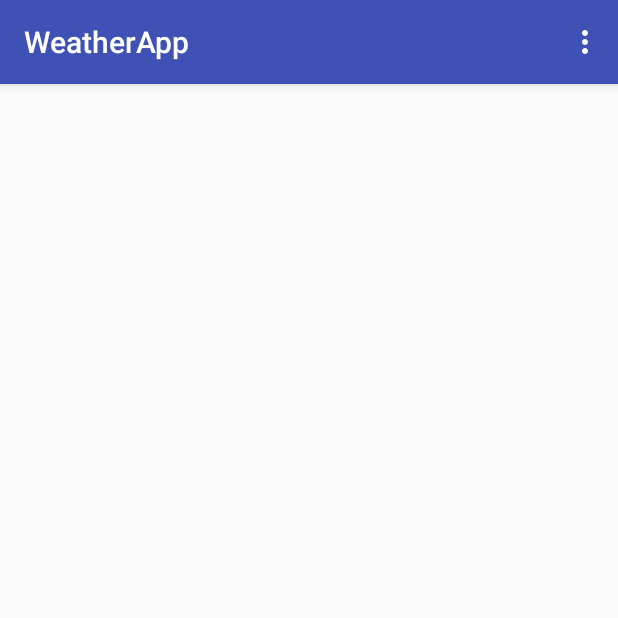
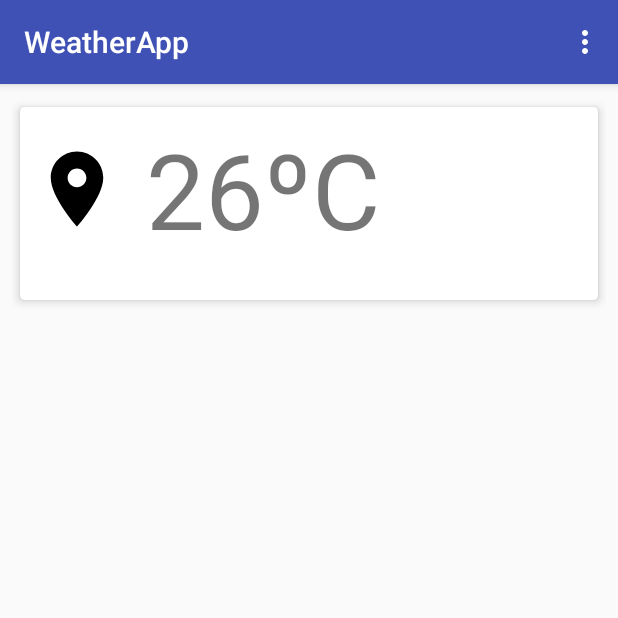
Before and after one commit to rodolfoggp/weather-app, an Android app: the screen it shows after launch (WeekForecastActivity), on a phone screen of 412 x 824 dp, the top half of it. Run offline under Robolectric (Android 15) with nearby library versions, the phone set to English and light mode, and no system bars.

Commit message:
Retrieving icons from openweather succesfully

```diff
--- a/app/build.gradle
+++ b/app/build.gradle
@@ -32,5 +32,7 @@ dependencies {
     compile 'com.google.android.gms:play-services-location:10.2.6'
     compile 'com.android.support:preference-v7:25.3.1'
     compile 'com.android.support:preference-v14:25.3.1'
+    compile 'com.android.support:cardview-v7:25.3.1'
+    compile 'com.squareup.picasso:picasso:2.5.2'
     testCompile 'junit:junit:4.12'
 }
--- a/app/src/main/java/rodolfogusson/weatherapp/WeekForecastActivity.java
+++ b/app/src/main/java/rodolfogusson/weatherapp/WeekForecastActivity.java
@@ -3,6 +3,7 @@ package rodolfogusson.weatherapp;
 import android.content.DialogInterface;
 import android.content.Intent;
 import android.content.SharedPreferences;
+import android.graphics.BitmapFactory;
 import android.os.Bundle;
 import android.support.design.widget.Snackbar;
 import android.support.v7.app.AlertDialog;
@@ -11,6 +12,7 @@ import android.support.v7.preference.PreferenceManager;
 import android.support.v7.widget.Toolbar;
 import android.view.Menu;
 import android.view.MenuItem;
+import android.widget.ImageView;
 import android.widget.TextView;
 
 import java.util.List;
@@ -25,6 +27,7 @@ public class WeekForecastActivity extends AppCompatActivity implements WeatherRe
 
     CityWeather cityWeather;
     TextView city_tv, descr_tv, temp_tv;
+    ImageView weather_today_img;
     SharedPreferences prefs;
     boolean isFirstRun;
     boolean gettingResultsFromActivity = false;
@@ -39,9 +42,10 @@ public class WeekForecastActivity extends AppCompatActivity implements WeatherRe
         Toolbar toolbar = (Toolbar) findViewById(R.id.toolbar);
         setSupportActionBar(toolbar);
 
-        city_tv = (TextView) findViewById(R.id.city_text);
-        descr_tv = (TextView) findViewById(R.id.description);
-        temp_tv = (TextView) findViewById(R.id.tempNow);
+        /*city_tv = (TextView) findViewById(R.id.city_text);
+        descr_tv = (TextView) findViewById(R.id.description);*/
+        temp_tv = (TextView) findViewById(R.id.temp_now);
+        weather_today_img = (ImageView) findViewById(R.id.weather_today_img);
         prefs = PreferenceManager.getDefaultSharedPreferences(this);
         isFirstRun = prefs.getBoolean(getString(R.string.key_is_first_run), true);
     }
@@ -114,11 +118,12 @@ public class WeekForecastActivity extends AppCompatActivity implements WeatherRe
     private void fillData(){
         if(cityWeather!=null && !cityWeather.getWeatherList().isEmpty()){
             Weather weather = cityWeather.getWeatherAt(0);
-            city_tv.setText(cityWeather.getLocation().getCity());
-            descr_tv.setText(weather.getCurrentCondition().getDescription());
+            /*city_tv.setText(cityWeather.getLocation().getCity());
+            descr_tv.setText(weather.getCurrentCondition().getDescription());*/
             LayoutUtils utils = LayoutUtils.getInstance().init(this);
             Integer temp = utils.getConvertedTemperature(weather.getTemperature().getTempNow());
             temp_tv.setText(String.valueOf(temp));
+            weather_today_img.setImageBitmap(weather.getIcon());
         }
     }
 
--- a/app/src/main/java/rodolfogusson/weatherapp/communication/JSONWeatherParser.java
+++ b/app/src/main/java/rodolfogusson/weatherapp/communication/JSONWeatherParser.java
@@ -44,6 +44,7 @@ public class JSONWeatherParser extends JSONParser{
             weatherToday.getCurrentCondition().setWeatherId(getInt("id",jWeatherToday));
             weatherToday.getCurrentCondition().setCondition(getString("main",jWeatherToday));
             weatherToday.getCurrentCondition().setDescription(getString("description",jWeatherToday));
+            weatherToday.getCurrentCondition().setIconCode(getString("icon",jWeatherToday));
 
             //getting temperature, pressure and humidity for today:
             JSONObject jMain = getObject("main", jNow);
@@ -96,8 +97,7 @@ public class JSONWeatherParser extends JSONParser{
                 currentCondition.setCondition(getString("main",jWeather));
                 currentCondition.setDescription(getString("description",jWeather));
                 currentCondition.setWeatherId(getInt("id",jWeather));
-                //todo:
-                //set icon
+                currentCondition.setIconCode(getString("icon",jWeatherToday));
 
                 cityWeather.addWeather(weather);
             }
--- a/app/src/main/res/layout/activity_searcheable.xml
+++ b/app/src/main/res/layout/activity_search.xml
@@ -13,8 +13,9 @@
         <ImageView
             android:layout_width="wrap_content"
             android:layout_height="wrap_content"
-            android:layout_marginEnd="8dp"
             android:layout_gravity="center"
+            android:layout_marginEnd="4dp"
+            android:layout_marginStart="4dp"
             android:src="@drawable/ic_location"/>
         <include android:id="@+id/auto_location"
             layout="@layout/simple_search_item"/>
--- a/app/src/main/res/layout/activity_week_forecast.xml
+++ b/app/src/main/res/layout/activity_week_forecast.xml
@@ -2,6 +2,7 @@
 <android.support.design.widget.CoordinatorLayout xmlns:android="http://schemas.android.com/apk/res/android"
     xmlns:app="http://schemas.android.com/apk/res-auto"
     xmlns:tools="http://schemas.android.com/tools"
+    xmlns:card_view="http://schemas.android.com/apk/res-auto"
     android:id="@+id/coordinator_layout"
     android:layout_width="match_parent"
     android:layout_height="match_parent">
@@ -9,8 +10,8 @@
     <LinearLayout
         android:layout_width="match_parent"
         android:layout_height="match_parent"
-        tools:context="rodolfogusson.weatherapp.WeekForecastActivity"
-        android:orientation="vertical">
+        android:orientation="vertical"
+        tools:context="rodolfogusson.weatherapp.WeekForecastActivity">
 
         <android.support.design.widget.AppBarLayout
             android:layout_width="match_parent"
@@ -26,7 +27,82 @@
 
         </android.support.design.widget.AppBarLayout>
 
+        <LinearLayout
+            android:id="@+id/outer_frame"
+            android:layout_width="match_parent"
+            android:layout_height="match_parent"
+            android:orientation="vertical"
+            android:padding="8dp">
+
+            <android.support.v7.widget.CardView
+                android:layout_width="match_parent"
+                android:layout_height="wrap_content"
+                card_view:cardUseCompatPadding="true"
+                card_view:cardElevation="4dp"
+                card_view:cardCornerRadius="3dp">
+
+                <LinearLayout
+                    android:layout_width="match_parent"
+                    android:layout_height="match_parent"
+                    android:orientation="vertical"
+                    android:padding="8dp">
+
+                    <!--Temperature Now / High and Low Block-->
+                    <LinearLayout
+                        android:layout_width="match_parent"
+                        android:layout_height="wrap_content"
+                        android:orientation="horizontal">
+
+                        <ImageView
+                            android:id="@+id/weather_today_img"
+                            android:layout_width="60dp"
+                            android:layout_height="60dp"
+                            android:src="@drawable/ic_location"
+                            android:layout_gravity="center"/>
+
                         <TextView
+                            android:id="@+id/temp_now"
+                            android:layout_width="wrap_content"
+                            android:layout_height="wrap_content"
+                            android:textSize="70sp"
+                            android:paddingStart="16dp"
+
+                            android:text="26ºC"/>
+
+                        <!--<LinearLayout
+                            android:layout_width="match_parent"
+                            android:layout_height="match_parent"
+                            android:orientation="vertical"
+                            android:gravity="left|center"
+                            android:layout_marginEnd="16dp"
+                            android:layout_marginTop="10dp">
+
+                            <TextView
+                                android:id="@+id/temp_high"
+                                android:layout_width="wrap_content"
+                                android:layout_height="wrap_content"
+                                android:textSize="18sp"
+
+                                android:text="High: 28ºC"/>
+
+                            <TextView
+                                android:id="@+id/temp_low"
+                                android:layout_width="wrap_content"
+                                android:layout_height="wrap_content"
+                                android:textSize="18sp"
+
+                                android:text="Low: 24ºC"/>
+
+                        </LinearLayout>-->
+
+                    </LinearLayout>
+
+                    <TextView
+                        android:id="@+id/day_of_the_week"
+                        android:layout_width="match_parent"
+                        android:layout_height="wrap_content" />
+
+                    <!--<TextView
                         android:id="@+id/city_text"
                         android:layout_width="wrap_content"
                         android:layout_height="wrap_content" />
@@ -37,27 +113,18 @@
                         android:layout_height="wrap_content" />
 
                     <TextView
-            android:id="@+id/tempNow"
-            android:layout_width="wrap_content"
-            android:layout_height="wrap_content" />
-
-        <TextView
-            android:id="@+id/press"
+                        android:id="@+id/pressure"
                         android:layout_width="wrap_content"
                         android:layout_height="wrap_content" />
 
                     <TextView
                         android:id="@+id/humidity"
                         android:layout_width="wrap_content"
-            android:layout_height="wrap_content" />
+                        android:layout_height="wrap_content" />-->
+                </LinearLayout>
+            </android.support.v7.widget.CardView>
+        </LinearLayout>
 
-        <!--<android.support.design.widget.FloatingActionButton
-            android:id="@+id/fab"
-            android:layout_width="wrap_content"
-            android:layout_height="wrap_content"
-            android:layout_gravity="bottom|end"
-            android:layout_margin="@dimen/fab_margin"
-            app:srcCompat="@android:drawable/ic_dialog_email" />-->
 
     </LinearLayout>
 </android.support.design.widget.CoordinatorLayout>
--- a/app/src/main/res/menu/menu_search.xml
+++ b/app/src/main/res/menu/menu_search.xml
@@ -7,6 +7,6 @@
     <item android:id="@+id/action_search"
         android:title="@string/search_hint"
         android:icon="@android:drawable/ic_menu_search"
-        app:showAsAction="always"
-        app:actionViewClass="android.widget.SearchView" />
+        app:actionViewClass="android.widget.SearchView"
+        app:showAsAction="always" />
 </menu>
--- a/app/src/main/res/xml/searchable.xml
+++ /dev/null
@@ -1,5 +0,0 @@
-<?xml version="1.0" encoding="utf-8"?>
-<searchable xmlns:android="http://schemas.android.com/apk/res/android"
-    android:label="@string/app_name"
-    android:hint="@string/search_hint" >
-</searchable>
```
Also changed, not shown: app/src/main/AndroidManifest.xml (+2 -10 lines), app/src/main/java/rodolfogusson/weatherapp/SearchCityActivity.java (+12 -1 lines), app/src/main/java/rodolfogusson/weatherapp/communication/HttpClient.java (+26 -9 lines), app/src/main/java/rodolfogusson/weatherapp/communication/WeatherRequestTask.java (+7 -2 lines), app/src/main/java/rodolfogusson/weatherapp/model/Weather.java (+8 -6 lines). Lines whose indentation alone changed are shown as unchanged.
